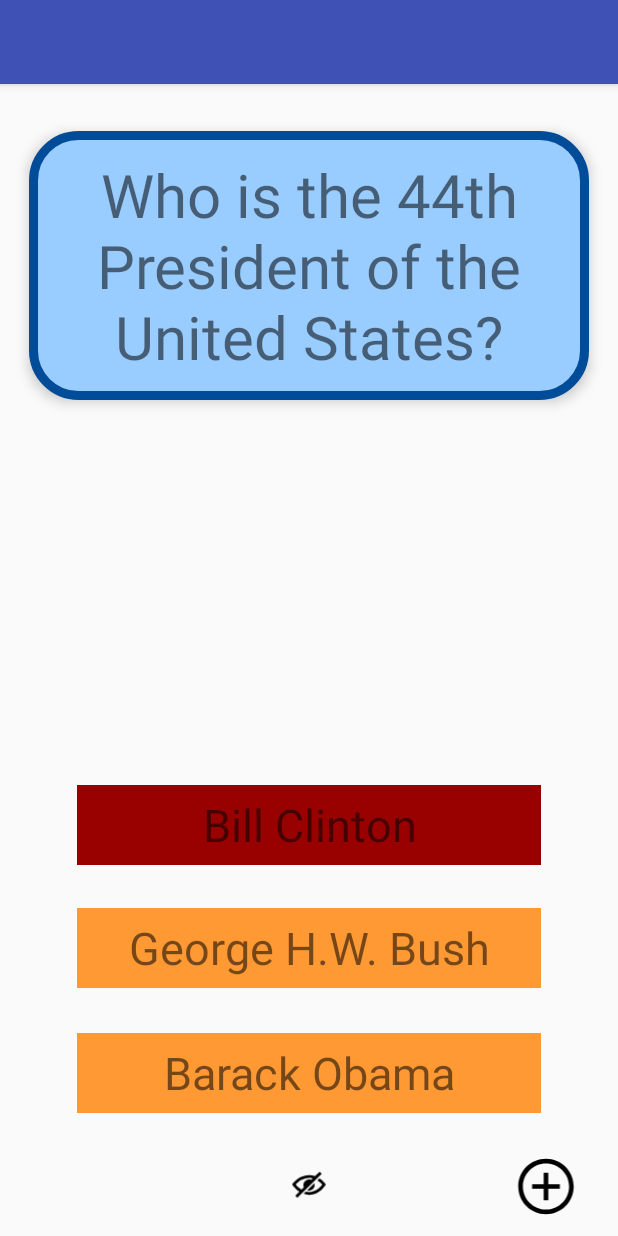
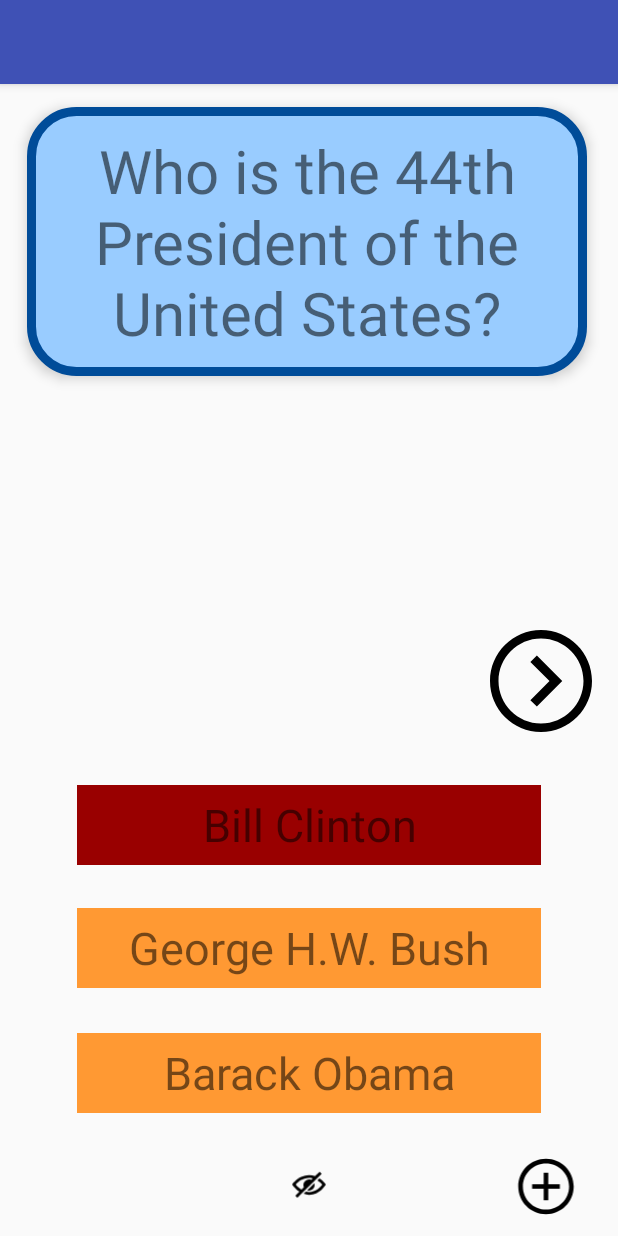
Before and after one commit to AlynMing/FlashcardApp-1, an Android app: the screen it shows after launch (MainActivity), after a tap on "Bill Clinton", on a phone screen of 412 x 824 dp. Run offline under Robolectric (Android 15) with nearby library versions, the phone set to English and light mode, and no system bars; our stand-ins replace Room's generated code; 3 other taps on this screen came first.

Commit message:
User can create multiple cards and browse through their deck of created cards

```diff
--- a/app/src/main/java/com/example/akc/flashcardapp/MainActivity.java
+++ b/app/src/main/java/com/example/akc/flashcardapp/MainActivity.java
@@ -14,6 +14,7 @@ public class MainActivity extends AppCompatActivity {
     boolean isShowingAnswers = false;
     FlashcardDatabase flashcardDatabase;
     List<Flashcard> allFlashcards;
+    int currentCardDisplayedIndex = 0;
 
     @Override
     protected void onCreate(Bundle savedInstanceState) {
@@ -23,10 +24,37 @@ public class MainActivity extends AppCompatActivity {
         flashcardDatabase = new FlashcardDatabase(getApplicationContext());
         allFlashcards = flashcardDatabase.getAllCards();
 
+        findViewById(R.id.flashcard_answer).setVisibility(View.INVISIBLE);
+        findViewById(R.id.flashcard_question).setVisibility(View.VISIBLE);
+        ((ImageView) findViewById(R.id.toggle_choices_visibility)).setImageResource(R.drawable.see);
+        findViewById(R.id.option1).setVisibility(View.INVISIBLE);
+        findViewById(R.id.option2).setVisibility(View.INVISIBLE);
+        findViewById(R.id.option3).setVisibility(View.INVISIBLE);
+        isShowingAnswers = true;
+
         if (allFlashcards != null && allFlashcards.size() > 0) {
             ((TextView) findViewById(R.id.flashcard_question)).setText(allFlashcards.get(0).getQuestion());
             ((TextView) findViewById(R.id.flashcard_answer)).setText(allFlashcards.get(0).getAnswer());
         }
+
+        findViewById(R.id.next).setOnClickListener(new View.OnClickListener() {
+            @Override
+            public void onClick(View v) {
+                currentCardDisplayedIndex++;
+                if (currentCardDisplayedIndex > allFlashcards.size() - 1) {
+                    currentCardDisplayedIndex = 0;
+                }
+                ((TextView) findViewById(R.id.flashcard_question)).setText(allFlashcards.get(currentCardDisplayedIndex).getQuestion());
+                ((TextView) findViewById(R.id.flashcard_answer)).setText(allFlashcards.get(currentCardDisplayedIndex).getAnswer());
+                findViewById(R.id.flashcard_answer).setVisibility(View.INVISIBLE);
+                findViewById(R.id.flashcard_question).setVisibility(View.VISIBLE);
+                ((ImageView) findViewById(R.id.toggle_choices_visibility)).setImageResource(R.drawable.see);
+                findViewById(R.id.option1).setVisibility(View.INVISIBLE);
+                findViewById(R.id.option2).setVisibility(View.INVISIBLE);
+                findViewById(R.id.option3).setVisibility(View.INVISIBLE);
+                isShowingAnswers = true;
+            }
+        });
 
         findViewById(R.id.flashcard_question).setOnClickListener(new View.OnClickListener() {
             @Override
--- /dev/null
+++ b/app/src/main/res/drawable/next.xml
@@ -0,0 +1,9 @@
+<vector xmlns:android="http://schemas.android.com/apk/res/android"
+    android:width="24dp"
+    android:height="24dp"
+    android:viewportWidth="24"
+    android:viewportHeight="24">
+  <path
+      android:fillColor="#FF000000"
+      android:pathData="M12,2c5.514,0 10,4.486 10,10s-4.486,10 -10,10 -10,-4.486 -10,-10 4.486,-10 10,-10zM12,0c-6.627,0 -12,5.373 -12,12s5.373,12 12,12 12,-5.373 12,-12 -5.373,-12 -12,-12zM14,12l-4.5,4.5 1.527,1.5 5.973,-6 -5.973,-6 -1.527,1.5 4.5,4.5z"/>
+</vector>
--- a/app/src/main/res/layout/activity_main.xml
+++ b/app/src/main/res/layout/activity_main.xml
@@ -12,8 +12,8 @@
         android:layout_height="179dp"
         android:layout_alignParentStart="true"
         android:layout_alignParentTop="true"
-        android:layout_marginStart="19dp"
-        android:layout_marginTop="31dp"
+        android:layout_marginStart="18dp"
+        android:layout_marginTop="15dp"
         android:background="@drawable/card_background"
         android:elevation="5dp"
         android:gravity="center"
@@ -26,8 +26,8 @@
         android:layout_height="179dp"
         android:layout_alignParentStart="true"
         android:layout_alignParentTop="true"
-        android:layout_marginStart="19dp"
-        android:layout_marginTop="31dp"
+        android:layout_marginStart="18dp"
+        android:layout_marginTop="15dp"
         android:background="@drawable/answer_design"
         android:elevation="5dp"
         android:gravity="center"
@@ -86,4 +86,15 @@
         android:layout_alignParentBottom="true"
         android:layout_alignParentEnd="true"
         android:src="@drawable/add" />
+
+    <ImageView
+        android:id="@+id/next"
+        android:layout_width="68dp"
+        android:layout_height="68dp"
+        android:layout_above="@+id/option1"
+        android:layout_alignParentEnd="true"
+        android:layout_marginEnd="17dp"
+        android:layout_marginBottom="35dp"
+        android:background="@drawable/next" />
+
 </RelativeLayout>
```
Also changed, not shown: app/src/main/next-playstore.png (added).
